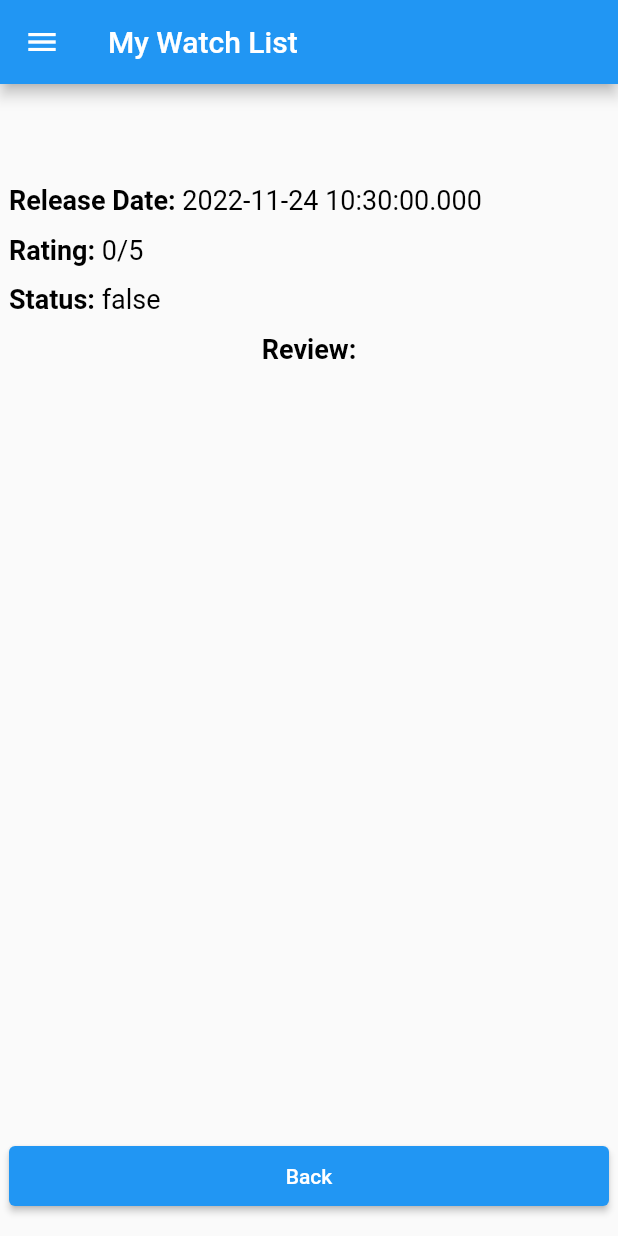
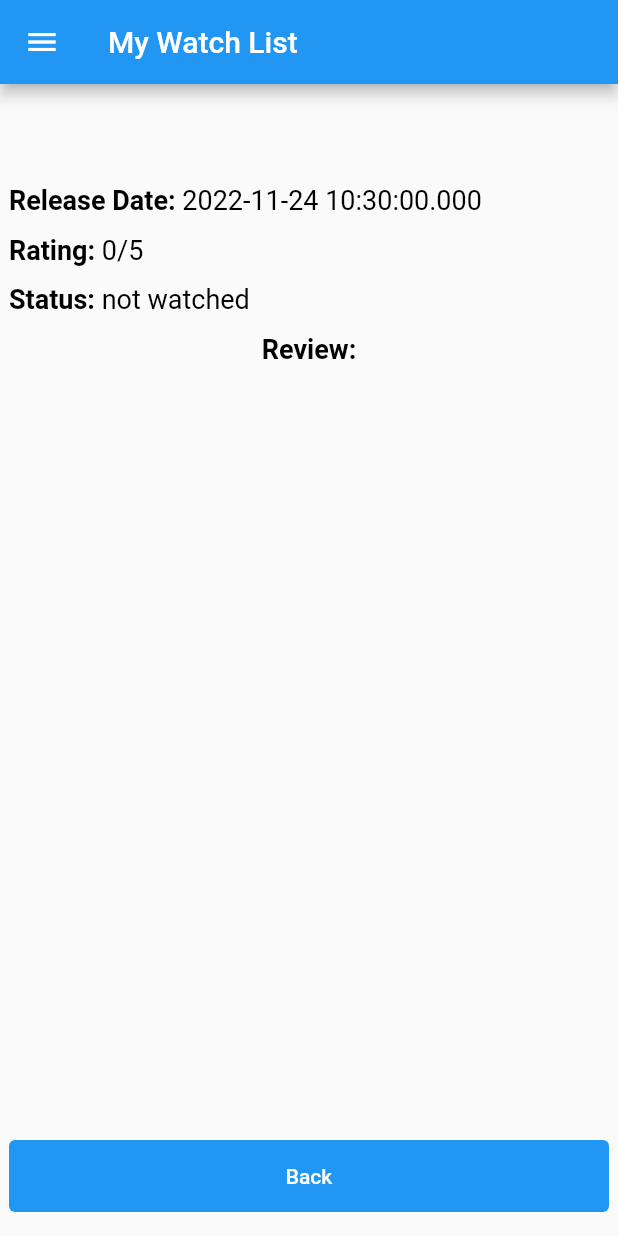
Before and after one commit to velkyrie/pbp-flutter-lab, a Flutter app: the MyDetailsPage screen opened directly with empty values, on a phone screen of 412 x 824 dp. Run offline on Flutter 3.47's test engine with Material 2 defaults, Android fonts, the phone set to English and light mode, and no system bars.

Commit message:
edited status

```diff
--- a/counter_7/lib/page/movie_details.dart
+++ b/counter_7/lib/page/movie_details.dart
@@ -141,7 +141,7 @@ class _MyDetailsPageState extends State<MyDetailsPage> {
                         ),
                         children: <TextSpan> [
                           const TextSpan(text: 'Status: ', style: TextStyle(fontWeight: FontWeight.bold)),
-                          TextSpan(text:'${widget.watched}')
+                          widget.watched ? TextSpan(text:'watched') : TextSpan(text:'not watched'),
                         ]
                     )
                 ),
@@ -172,8 +172,8 @@ class _MyDetailsPageState extends State<MyDetailsPage> {
         floatingActionButtonLocation: FloatingActionButtonLocation.centerFloat,
         floatingActionButton: Padding(
           padding: const EdgeInsets.fromLTRB(6.0, 6.0, 6.0, 0.0),
-          child: ElevatedButton(
-            style: ElevatedButton.styleFrom(
+          child: TextButton(
+            style: TextButton.styleFrom(
               backgroundColor: Colors.blue,
               minimumSize: const Size.fromHeight(40),
             ),
```
